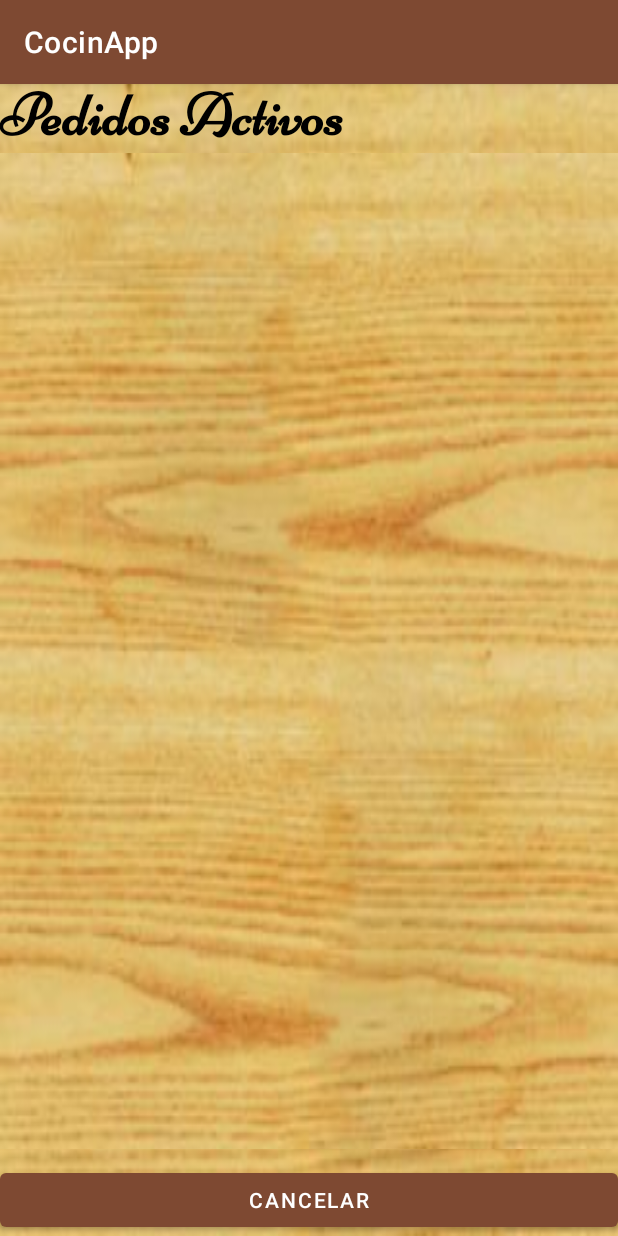
After one commit to jvidalhern/CocinApp, an Android app: the VerPedidoActivity screen opened directly, with no data from a screen before it, on a phone screen of 412 x 824 dp. The commit adds this screen. Run offline under Robolectric (Android 15) with nearby library versions, the phone set to English and light mode, and no system bars; our stand-ins replace Firebase (no records; nobody signed in at launch, a user with empty details on screens opened directly).

Commit message:
Funciona ver pedidos del usuario logeado--> TODO modificar el pedido

```diff
--- a/app/src/main/AndroidManifest.xml
+++ b/app/src/main/AndroidManifest.xml
@@ -12,6 +12,12 @@
         android:supportsRtl="true"
         android:theme="@style/Theme.CocinApp"
         tools:targetApi="31">
+        <activity
+            android:name=".VerPedidoActivity"
+            android:exported="false" />
+        <activity
+            android:name=".EditarPedidoActivity"
+            android:exported="false" />
         <activity
             android:name=".HacerPedidoActivity"
             android:exported="false" />
--- /dev/null
+++ b/app/src/main/java/vidal/juan/cocinapp/AdaptadorPedidosActivos.java
@@ -0,0 +1,53 @@
+package vidal.juan.cocinapp;
+
+import android.content.Context;
+import android.view.LayoutInflater;
+import android.view.View;
+import android.view.ViewGroup;
+import android.widget.BaseAdapter;
+
+import java.util.ArrayList;
+
+public abstract class AdaptadorPedidosActivos extends BaseAdapter {
+
+    private ArrayList<Pedido> pedidosActivos;
+    private int R_layout_IdView;
+    private Context contexto;
+
+    public AdaptadorPedidosActivos(Context contexto, int R_Layout_IdView, ArrayList<Pedido> pedidosActivos) {
+        super();
+        this.contexto = contexto;
+        this.pedidosActivos = pedidosActivos;
+        this.R_layout_IdView = R_Layout_IdView;
+    }
+
+    public abstract void onEntrada(Pedido pedidoActivo, View view);
+
+    @Override
+    public int getCount() {
+        return pedidosActivos.size();
+    }
+
+    @Override
+    public Pedido getItem(int position) {
+        return pedidosActivos.get(position);
+    }
+
+    @Override
+    public long getItemId(int position) {
+        return position;
+    }
+
+    @Override
+    public View getView(int position, View convertView, ViewGroup parent) {
+        if (convertView == null) {
+            LayoutInflater vi = (LayoutInflater)
+                    contexto.getSystemService(Context.LAYOUT_INFLATER_SERVICE);
+            convertView = vi.inflate(R_layout_IdView, null);
+        }
+
+        onEntrada(pedidosActivos.get(position), convertView);
+
+        return convertView;
+    }
+}
--- a/app/src/main/java/vidal/juan/cocinapp/SeleccionarRacionesActivity.java
+++ b/app/src/main/java/vidal/juan/cocinapp/SeleccionarRacionesActivity.java
@@ -20,6 +20,7 @@ import com.google.firebase.database.DatabaseReference;
 import com.google.firebase.database.FirebaseDatabase;
 import com.google.firebase.database.ValueEventListener;
 
+import java.text.DecimalFormat;
 import java.util.ArrayList;
 
 public class SeleccionarRacionesActivity extends AppCompatActivity {
@@ -87,7 +88,10 @@ public class SeleccionarRacionesActivity extends AppCompatActivity {
                         String tituloEntrada = childSnapshot.getKey();
                         String descripcion = childSnapshot.child("descripcion").getValue(String.class);
                         Long pedidoMax = childSnapshot.child("pedido_max").getValue(Long.class);
-                        String precio = childSnapshot.child("precio").getValue(String.class);
+                        String precioPrev = childSnapshot.child("precio").getValue(String.class);
+                        double precioDecimal = Double.parseDouble(precioPrev);
+                        DecimalFormat df = new DecimalFormat("#.00");
+                        String precio = df.format(precioDecimal);
                         String stock = childSnapshot.child("stock").getValue(String.class);
 
                         Log.d("Firebase", "Descripción: " + descripcion + ", Precio: " + precio + ", Pedido Máximo: " + pedidoMax + ", Stock: " + stock);
--- /dev/null
+++ b/app/src/main/java/vidal/juan/cocinapp/VerPedidoActivity.java
@@ -0,0 +1,102 @@
+package vidal.juan.cocinapp;
+
+import androidx.appcompat.app.AppCompatActivity;
+
+import android.os.Bundle;
+import android.util.Log;
+import android.view.View;
+import android.widget.Button;
+import android.widget.ListView;
+import android.widget.TextView;
+
+import com.google.android.gms.tasks.OnFailureListener;
+import com.google.android.gms.tasks.OnSuccessListener;
+import com.google.firebase.auth.FirebaseAuth;
+import com.google.firebase.auth.FirebaseUser;
+import com.google.firebase.database.DataSnapshot;
+import com.google.firebase.database.DatabaseError;
+import com.google.firebase.database.DatabaseReference;
+import com.google.firebase.database.FirebaseDatabase;
+import com.google.firebase.database.ValueEventListener;
+
+import java.util.ArrayList;
+
+public class VerPedidoActivity extends AppCompatActivity {
+
+    private Button cancelVerPedidosActivosButton;
+    private ListView listaPedidosActivos;
+    private FirebaseUser usuarioLogeado ;
+    private ArrayList<Pedido> pedidosActivos = new ArrayList<>();
+    @Override
+    protected void onCreate(Bundle savedInstanceState) {
+        super.onCreate(savedInstanceState);
+        setContentView(R.layout.activity_ver_pedido);
+
+        //referencia a items xml
+        cancelVerPedidosActivosButton = findViewById(R.id.cancelVerPedidosActivosButton);
+        listaPedidosActivos = findViewById(R.id.listaPedidosActivos);
+
+        //Usuario logeado en la app
+        usuarioLogeado = FirebaseAuth.getInstance().getCurrentUser();
+        obtenerPedidos();
+
+    }
+
+    /**
+     * Metodo que carga una lista de pedidos activos del usuario logeado
+     *
+     */
+    private void obtenerPedidos() {
+        // Referencia a la base de datos en tiempo real
+        DatabaseReference databaseReference = FirebaseDatabase.getInstance().getReference();
+
+        // Realizar la consulta para obtener los pedidos del usuario con estado "preparar" o "recoger"
+        databaseReference.child("pedidos").orderByChild("usuario").equalTo(usuarioLogeado.getUid())
+                .addListenerForSingleValueEvent(new ValueEventListener() {
+                    @Override
+                    public void onDataChange( DataSnapshot dataSnapshot) {
+                        for (DataSnapshot snapshot : dataSnapshot.getChildren()) {
+                            Pedido pedido = snapshot.getValue(Pedido.class);
+                            // Verificar si el pedido tiene estado "preparar" o "recoger"
+                            if (pedido != null && ("preparar".equals(pedido.getEstado()) || "recoger".equals(pedido.getEstado()))) {
+                                pedidosActivos.add(pedido);
+                            }
+                        }
+                        //Prueba en log
+                        for (Pedido pedido : pedidosActivos) {
+                            Log.d("Pedido", "Fecha Pedido: " + pedido.getFecha_pedido() +
+                                    ", Fecha Entrega: " + pedido.getFecha_entrega() +
+                                    ", Estado: " + pedido.getEstado() +
+                                    ", Precio: " + pedido.getPrecio_total());
+                        }
+                        //Llenar la lista de la vista pedidos_activos_vista.xml  con los pedidos activos obtenidos
+                        listaPedidosActivos.setAdapter(new AdaptadorPedidosActivos(VerPedidoActivity.this, R.layout.pedidos_activos_vista, pedidosActivos) {
+                            @Override
+                            public void onEntrada(Pedido pedidoActivo, View view) {
+                                if (pedidosActivos != null) {
+                                    //Refencias a los elementos de la vista
+
+                                    TextView textViewFechaPedido = view.findViewById(R.id.textViewFechaPedido);
+                                    TextView textViewFechaEntrega = view.findViewById(R.id.textViewFechaEntrega);
+                                    TextView textViewEstado = view.findViewById(R.id.textViewEstado);
+                                    TextView textViewPrecio = view.findViewById(R.id.textViewPrecio);
+                                    //Cargar los datos en los campos
+
+                                    textViewFechaPedido.setText(String.valueOf(pedidoActivo.getFecha_pedido()));
+                                    textViewFechaEntrega.setText(String.valueOf (pedidoActivo.getFecha_entrega()));
+                                    textViewEstado.setText(String.valueOf (pedidoActivo.getEstado()));
+                                    textViewPrecio.setText(String.valueOf (pedidoActivo.getPrecio_total()));
+                                }
+                            }
+                        });
+                    }
+
+                    @Override
+                    public void onCancelled( DatabaseError databaseError) {
+                        Log.e("Error obtener pedidos", "Error al obtener los pedidos:", databaseError.toException());
+                    }
+                });
+    }
+
+
+}
--- /dev/null
+++ b/app/src/main/res/layout/activity_ver_pedido.xml
@@ -0,0 +1,36 @@
+<?xml version="1.0" encoding="utf-8"?>
+<LinearLayout xmlns:android="http://schemas.android.com/apk/res/android"
+    xmlns:tools="http://schemas.android.com/tools"
+    android:layout_width="match_parent"
+    android:layout_height="match_parent"
+    android:orientation="vertical"
+    android:background="@drawable/fondo"
+    tools:context=".VerPedidoActivity">
+    <TextView
+        android:id="@+id/confirmarPedidoTextView"
+        android:layout_width="wrap_content"
+        android:layout_height="wrap_content"
+        android:layout_marginTop="-3dp"
+        android:text="@string/pedidos_activos"
+        android:textColor="#000000"
+        android:textSize="40sp"
+        android:fontFamily="@font/niconne"
+        android:textStyle="bold"
+        />
+
+    <ListView
+        android:id="@+id/listaPedidosActivos"
+        android:layout_width="match_parent"
+        android:layout_height="wrap_content"
+        android:layout_weight="5"
+        android:background="@drawable/fondo"
+        android:descendantFocusability="beforeDescendants"
+
+        android:dividerHeight="8dp" />
+        <Button
+            android:id="@+id/cancelVerPedidosActivosButton"
+            android:layout_width="match_parent"
+            android:layout_height="wrap_content"
+            android:layout_marginTop="10dp"
+            android:text="@string/cancelar"/>
+</LinearLayout>
--- /dev/null
+++ b/app/src/main/res/values/refs.xml
@@ -0,0 +1,2 @@
+<?xml version="1.0" encoding="utf-8"?>
+<resources></resources>
```
Also changed, not shown: app/src/main/java/vidal/juan/cocinapp/EditarPedidoActivity.java (added, +14 -0 lines), app/src/main/java/vidal/juan/cocinapp/HacerPedidoActivity.java (+25 -4 lines), app/src/main/java/vidal/juan/cocinapp/PantallaPrincipalActivity.java (+22 -4 lines), app/src/main/java/vidal/juan/cocinapp/Pedido.java (+9 -1 lines), app/src/main/res/layout/activity_editar_pedido.xml (added, +9 -0 lines), app/src/main/res/layout/activity_pantalla_principal.xml (+4 -4 lines), app/src/main/res/layout/pedidos_activos_vista.xml (added, +73 -0 lines), app/src/main/res/values/strings.xml (+7 -0 lines).
